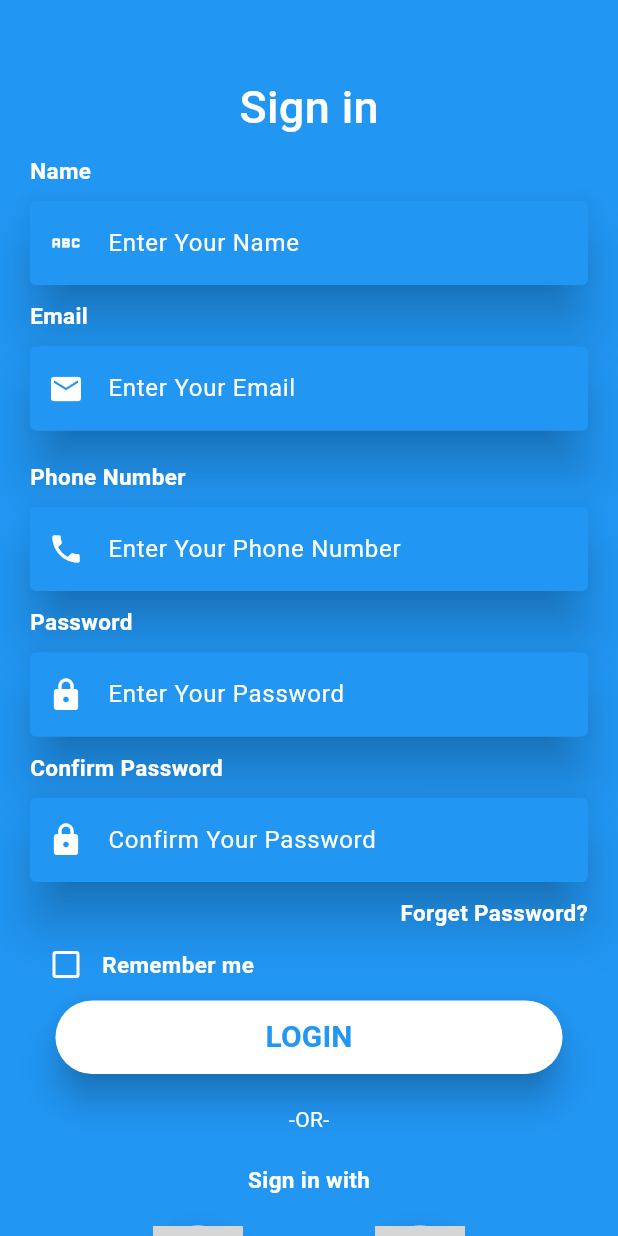
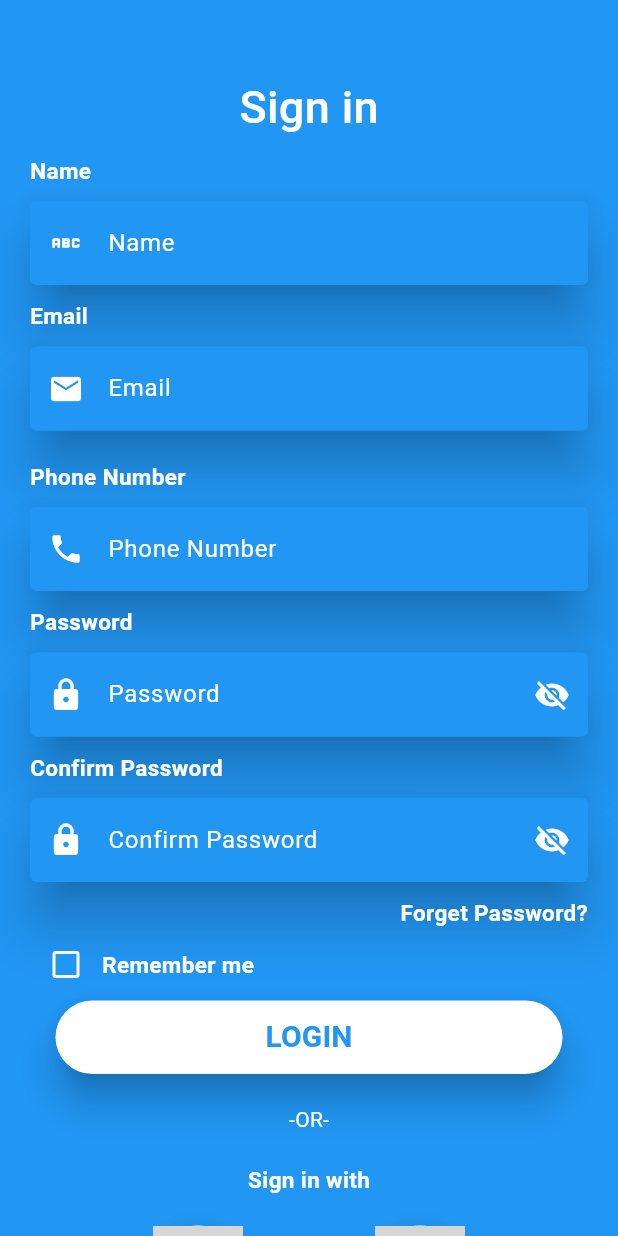
Before and after one commit to Harshpreet777/Registration_with_regex, a Flutter app: the screen it shows after launch, on a phone screen of 412 x 824 dp. Run offline on Flutter 3.47's test engine with Material 2 defaults, Android fonts, the phone set to English and light mode, and no system bars; network calls fail; grey boxes are pictures that could not be loaded.

Commit message:
lib update

```diff
--- a/lib/screens/login_page.dart
+++ b/lib/screens/login_page.dart
@@ -25,11 +25,6 @@ class _LoginClassState extends State<LoginPage> {
   final TextEditingController nameController = TextEditingController();
   final TextEditingController phoneNoController = TextEditingController();
   final TextEditingController confirmPassController = TextEditingController();
-  String nameMessage = 'Please Enter Your Name';
-  String emailMessage = 'Please Enter Your Email';
-  String phoneNoMessage = 'Please Enter Your PhoneNo';
-  String passwordMessage = 'Please Enter Your Password';
-  String confirmPassMessage = 'Please Enter Same Password';
 
   bool? isNameValid = true;
   bool? isEmailValid = true;
@@ -37,7 +32,9 @@ class _LoginClassState extends State<LoginPage> {
   bool? isPasswordValid = true;
   bool? isConfirmPassValid = true;
   bool? isChecked = false;
-
+  bool? isFillColor = false;
+  bool passVisible = false;
+  bool confirmPassVisible = false;
   @override
   void initState() {
     debugPrint('==Init State==');
@@ -87,7 +84,7 @@ class _LoginClassState extends State<LoginPage> {
         // width: MediaQuery.of(context).size.width,
         padding: const EdgeInsets.all(20),
 
-        color: Colors.blue,
+        // color: Colors.blue,
         child: Column(
           mainAxisAlignment: MainAxisAlignment.start,
           children: [
@@ -116,11 +113,11 @@ class _LoginClassState extends State<LoginPage> {
             sizedBoxBuild(),
             nameTextFieldWidget(),
             isNameValid == false
-                ? Align(
+                ? const Align(
                     alignment: Alignment.topLeft,
                     child: Text(
-                      nameMessage,
-                      style: const TextStyle(
+                      StringConstant.nameMessage,
+                      style: TextStyle(
                           color: Colors.amber,
                           fontSize: 14,
                           fontWeight: FontWeight.bold),
@@ -142,11 +139,11 @@ class _LoginClassState extends State<LoginPage> {
             emailTextFieldWidget(),
             const SizedBox(height: 10),
             isEmailValid == false
-                ? Align(
+                ? const Align(
                     alignment: Alignment.topLeft,
                     child: Text(
-                      emailMessage,
-                      style: const TextStyle(
+                      StringConstant.emailMessage,
+                      style: TextStyle(
                           color: Colors.amber,
                           fontSize: 14,
                           fontWeight: FontWeight.bold),
@@ -167,11 +164,11 @@ class _LoginClassState extends State<LoginPage> {
             sizedBoxBuild(),
             phoneNoTextFieldWidget(),
             isPhoneNoValid == false
-                ? Align(
+                ? const Align(
                     alignment: Alignment.topLeft,
                     child: Text(
-                      phoneNoMessage,
-                      style: const TextStyle(
+                      StringConstant.phoneNoMessage,
+                      style:  TextStyle(
                           color: Colors.amber,
                           fontSize: 14,
                           fontWeight: FontWeight.bold),
@@ -194,11 +191,11 @@ class _LoginClassState extends State<LoginPage> {
             passwordTextFieldWidget(),
             const SizedBox(height: 10),
             isPasswordValid == false
-                ? Align(
+                ? const Align(
                     alignment: Alignment.topLeft,
                     child: Text(
-                      passwordMessage,
-                      style: const TextStyle(
+                      StringConstant.passwordMessage,
+                      style:  TextStyle(
                           color: Colors.amber,
                           fontSize: 14,
                           fontWeight: FontWeight.bold),
@@ -218,11 +215,11 @@ class _LoginClassState extends State<LoginPage> {
             sizedBoxBuild(),
             confirmPassTextFieldWidget(),
             isConfirmPassValid == false
-                ? Align(
+                ? const Align(
                     alignment: Alignment.topLeft,
                     child: Text(
-                      confirmPassMessage,
-                      style: const TextStyle(
+                      StringConstant.confirmPassMessage,
+                      style: TextStyle(
                           color: Colors.amber,
                           fontSize: 14,
                           fontWeight: FontWeight.bold),
@@ -358,10 +355,16 @@ class _LoginClassState extends State<LoginPage> {
         child: Row(
           children: [
             Checkbox(
+              fillColor: isFillColor == true
+                  ? const MaterialStatePropertyAll(Colors.white)
+                  : const MaterialStatePropertyAll(Colors.blue),
+              checkColor: Colors.blue,
+              overlayColor: const MaterialStatePropertyAll(Colors.white),
               value: isChecked,
               onChanged: (bool? value) {
                 setState(() {
                   isChecked = value ?? false;
+                  isFillColor = value ?? false;
                 });
               },
               side: const BorderSide(color: Colors.white, width: 2),
@@ -379,13 +382,20 @@ class _LoginClassState extends State<LoginPage> {
 
   TextFieldWidget confirmPassTextFieldWidget() {
     return TextFieldWidget(
+      onhideShowButton: () {
+        setState(() {
+          confirmPassVisible = !confirmPassVisible;
+        });
+      },
+      suffixImages:
+          confirmPassVisible == true ? Icons.visibility : Icons.visibility_off,
       errorColor:
           isConfirmPassValid == true ? Colors.transparent : Colors.amber,
       focusedBorder:
           isConfirmPassValid == true ? Colors.transparent : Colors.amber,
       hinttext: StringConstant.hintConfirmPass,
       images: Icons.lock,
-      obscuretext: false,
+      obscuretext: !confirmPassVisible,
       controller: confirmPassController,
       onChange: (val) {
         if (!InputValidation.isConfirmPassValid(val)) {
@@ -405,6 +415,13 @@ class _LoginClassState extends State<LoginPage> {
 
   TextFieldWidget passwordTextFieldWidget() {
     return TextFieldWidget(
+      onhideShowButton: () {
+        setState(() {
+          passVisible = !passVisible;
+        });
+      },
+      suffixImages:
+          passVisible == true ? Icons.visibility : Icons.visibility_off,
       errorColor: isPasswordValid == true ? Colors.transparent : Colors.amber,
       focusedBorder:
           isPasswordValid == true ? Colors.transparent : Colors.amber,
@@ -422,7 +439,7 @@ class _LoginClassState extends State<LoginPage> {
           });
         }
       },
-      obscuretext: false,
+      obscuretext: !passVisible,
       hinttext: StringConstant.hintPass,
       images: (Icons.lock),
     );
@@ -524,6 +541,7 @@ class _LoginClassState extends State<LoginPage> {
             isPhoneNoValid = false;
           });
         }
+
         if (confirmPassController.text.toString().isEmpty) {
           setState(() {
             isConfirmPassValid = false;
--- a/lib/util/input_validation.dart
+++ b/lib/util/input_validation.dart
@@ -1,6 +1,8 @@
 class InputValidation {
   static bool isNameValid(String name) {
-    String pattern=r'[^!@#<>?":_`~;[\]\\|=+)(*&^%0-9-]' ;
+    // String pattern=r'[^!@#<>?":_`~;[\]\\|=+)(*&^%0-9-]' ;
+        String pattern=r'^[a-z A-Z,.\-]+$';
+
     RegExp regExp=RegExp(pattern);
     if (name.isEmpty) {
       return false;
@@ -25,6 +27,7 @@ class InputValidation {
 
   static bool isPhoneNoValid(String phoneNo) {
     String pattern = r'(^(?:[+0]9)?[0-9]{10,12}$)';
+
     RegExp regExp = RegExp(pattern);
     if (phoneNo.isEmpty) {
       return false;
--- a/lib/util/string_constant.dart
+++ b/lib/util/string_constant.dart
@@ -1,16 +1,19 @@
-class StringConstant{
-  static const String signIn='Sign in';
-  static const String email='Email';
-  static const String hintEmail='Enter Your Email';
-  static const String password='Password';
-  static const String hintPass='Enter Your Password';
-  static const String forgetPass='Forget Password?';
-  static const String hintName='Enter Your Name';
-  static const String name='Name';
-  static const String phoneNo='Phone Number';
-  static const String hintPhoneNo='Enter Your Phone Number';
-  static const String confirmPass='Confirm Password';
-  static const String hintConfirmPass='Confirm Your Password';
-
-
+class StringConstant {
+  static const String signIn = 'Sign in';
+  static const String email = 'Email';
+  static const String hintEmail = 'Email';
+  static const String password = 'Password';
+  static const String hintPass = 'Password';
+  static const String forgetPass = 'Forget Password?';
+  static const String hintName = 'Name';
+  static const String name = 'Name';
+  static const String phoneNo = 'Phone Number';
+  static const String hintPhoneNo = 'Phone Number';
+  static const String confirmPass = 'Confirm Password';
+  static const String hintConfirmPass = 'Confirm Password';
+  static const String nameMessage = 'Please Enter Your Name';
+  static const String emailMessage = 'Please Enter Your Email';
+  static const String phoneNoMessage = 'Please Enter Your PhoneNo';
+  static const String passwordMessage = 'Please Enter Your Password';
+  static const String confirmPassMessage = 'Password Does Not Match';
 }
--- a/lib/widget/text_field.dart
+++ b/lib/widget/text_field.dart
@@ -4,12 +4,17 @@ import 'package:flutter/material.dart';
 class TextFieldWidget extends StatelessWidget {
   final String hinttext;
   final IconData images;
+  final IconData? suffixImages;
   // final FormFieldValidator validator;
   final bool obscuretext;
   final TextEditingController controller;
   Function? onChange;
   Color? errorColor;
   Color? focusedBorder;
+
+  // bool passVisible = true;
+  // bool confirmPassVisible = false;
+  VoidCallback? onhideShowButton;
 
   TextFieldWidget(
       {super.key,
@@ -18,8 +23,10 @@ class TextFieldWidget extends StatelessWidget {
       // required this.validator,
       required this.obscuretext,
       required this.controller,
+      this.suffixImages,
       this.onChange,
       this.errorColor,
+      this.onhideShowButton,
       this.focusedBorder,
       });
 
@@ -34,27 +41,25 @@ class TextFieldWidget extends StatelessWidget {
         cursorColor: Colors.white,
         controller: controller,
         obscureText: obscuretext,
-
-        // validator: validator,
-
-        // autovalidateMode: AutovalidateMode.onUserInteraction,
         style: const TextStyle(color: Colors.white),
         onChanged: (value) {
           if (onChange != null) {
             onChange!(value);
           }
         },
-
         decoration: InputDecoration(
-
-          enabledBorder: OutlineInputBorder(borderSide: BorderSide(color: errorColor ?? Colors.transparent)),
-          focusedBorder: OutlineInputBorder(borderSide: BorderSide(color: focusedBorder ?? Colors.transparent)),
-            // errorBorder: const OutlineInputBorder(
-            //     borderSide: BorderSide(color: Colors.red)),
+            enabledBorder: OutlineInputBorder(
+                borderSide:
+                    BorderSide(color: errorColor ?? Colors.transparent)),
+            focusedBorder: OutlineInputBorder(
+                borderSide:
+                    BorderSide(color: focusedBorder ?? Colors.transparent)),
             errorStyle: const TextStyle(
                 color: Colors.white, fontSize: 14, fontWeight: FontWeight.bold),
             prefixIcon: Icon(images),
             prefixIconColor: Colors.white,
+            suffixIcon: IconButton(onPressed: onhideShowButton, icon: Icon(suffixImages)),
+            suffixIconColor: Colors.white,
             hintText: hinttext,
             hintStyle: const TextStyle(color: Colors.white),
             fillColor: Colors.blue,
```
